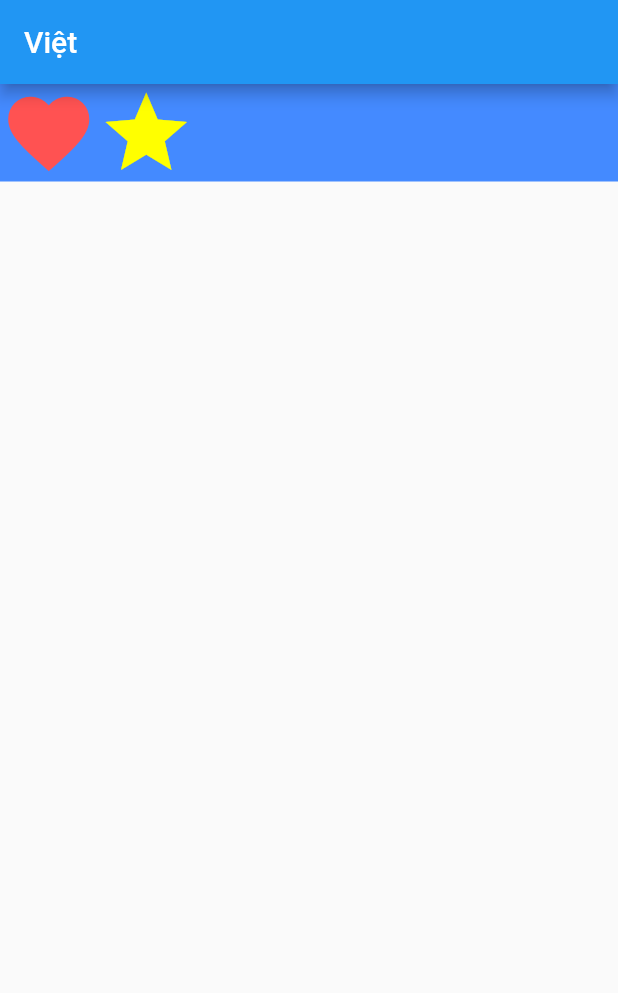
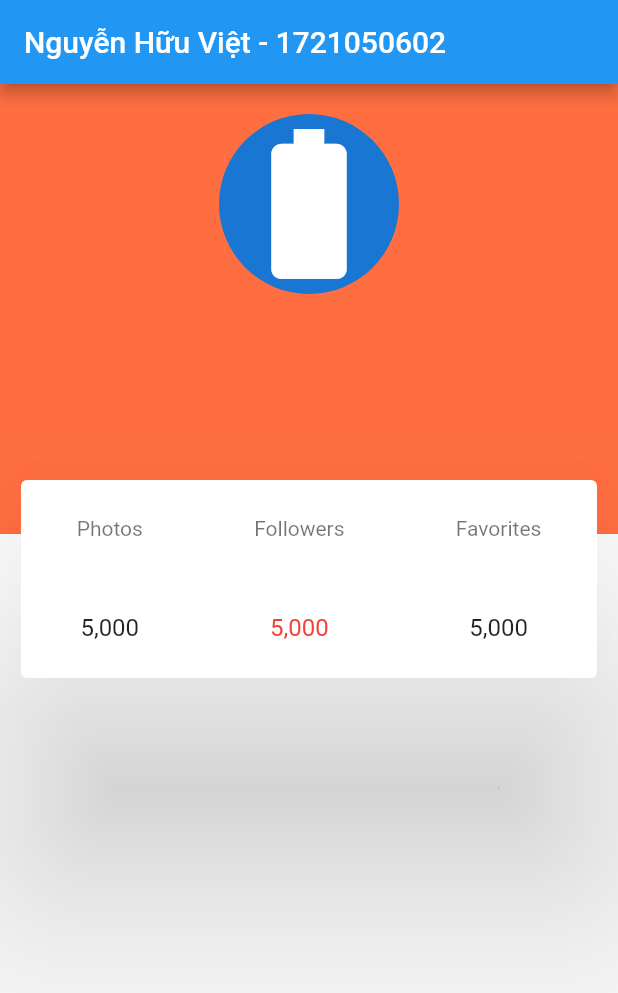
Before and after one commit to huuviet208/myapp_lab2_widgets_intro, a Flutter app: the screen it shows after launch, on a phone screen of 412 x 824 dp. Shown: the top 993 px of the screen. Run offline on Flutter 3.47's test engine with Material 2 defaults, Android fonts, the phone set to English and light mode, and no system bars.

Commit message:
Tao Lab2_Widgets

```diff
--- a/lib/main.dart
+++ b/lib/main.dart
@@ -1,7 +1,9 @@
 import 'package:flutter/material.dart';
 
 void main() {
-  runApp(MyApp());
+  runApp(
+    MyApp()
+  );
 }
 
 class MyApp extends StatelessWidget {
@@ -10,23 +12,106 @@ class MyApp extends StatelessWidget {
   Widget build(BuildContext context) {
     return MaterialApp(
       home: Scaffold(
-        appBar: AppBar(title: Text('Việt')),
-        body: Container(
-          color: Colors.blueAccent,
+        appBar: AppBar(title: Text('Nguyễn Hữu Việt - 1721050602')),
+        body: SafeArea(
+          child: Stack(
+            children: <Widget>[
+              Container(
+                height: 300,
+                width: double.infinity,
+                color: Colors.deepOrangeAccent,
+              ),
+              Container(
+                alignment: Alignment.topCenter,
+                margin: EdgeInsets.only(top: 20),
+                child: CircleAvatar(
+                  radius: 60,
+                  child: Icon(Icons.battery_full, size:120),
+                ),
+              ),
+              Container(
+                margin: EdgeInsets.only(top: 260),
+                padding: EdgeInsets.only(left: 10, right: 10),
+                height: 140,
+                width: double.infinity,
+                child: Card(
                   child: Row(
+                  mainAxisAlignment: MainAxisAlignment.spaceAround,
                   children: [
-            Icon(
-              Icons.favorite,
-              color: Colors.redAccent,
-              size: 65,
+                    Column(
+                      mainAxisAlignment: MainAxisAlignment.spaceAround,
+                      children: [
+                        Text(
+                          'Photos',
+                          style: TextStyle(color: Colors.black54),
                         ),
-            Icon(
-              Icons.star,
-              color: Colors.yellowAccent,
-              size: 65,
+                        Text(
+                          '5,000',
+                          style: TextStyle(
+                            color: Colors.black87,
+                            fontSize: 16,
+                          ),
+                        ),
+                      ],
+                    ),
+                    Column(
+                      mainAxisAlignment: MainAxisAlignment.spaceAround,
+                      children: [
+                        Text(
+                          'Followers',
+                          style: TextStyle(color: Colors.black54),
+                        ),
+                        Text(
+                          '5,000',
+                          style: TextStyle(
+                            color: Colors.red,
+                            fontSize: 16,
+                          ),
+                        ),
+                      ],
+                    ),
+                    Column(
+                      mainAxisAlignment: MainAxisAlignment.spaceAround,
+                      children: [
+                        Text(
+                          'Favorites',
+                          style: TextStyle(color: Colors.black54),
+                        ),
+                        Text(
+                          '5,000',
+                          style: TextStyle(
+                            color: Colors.black87,
+                            fontSize: 16,
+                          ),
+                        ),
+                      ],
                     )
                   ],
                   ),
+                  color: Colors.white,
+                  elevation: 70,
+                ),
+              ),
+            ],
+          ),
+          // child: Row(
+          //   mainAxisAlignment: MainAxisAlignment.center,
+          //   children: [
+          //     Text(
+          //       'Tôi',
+          //       style: Theme.of(context).textTheme.headline2,
+          //     ),
+          //     Icon(
+          //       Icons.favorite,
+          //       color: Colors.redAccent,
+          //       size: 44,
+          //     ),
+          //     Text(
+          //       'Flutter',
+          //       style: Theme.of(context).textTheme.headline2,
+          //     ),
+          //   ],
+          // ),
         ),
       ),
     );
```
Also changed, not shown: 5 other files. Lines whose indentation alone changed are shown as unchanged.
